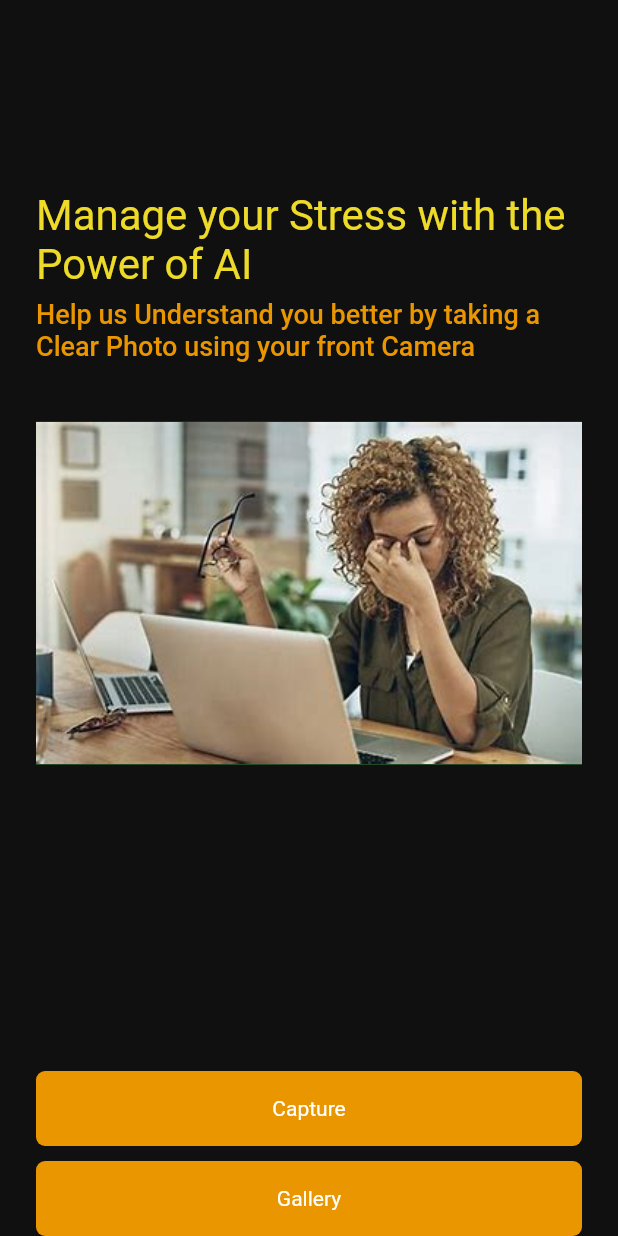
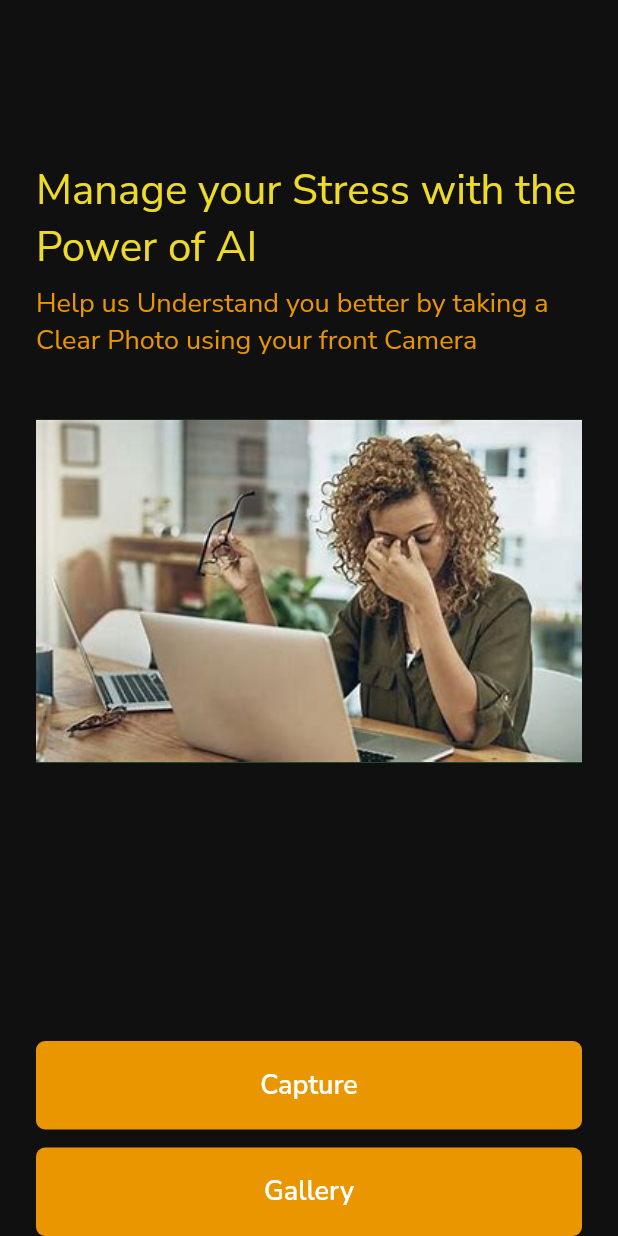
Before and after one commit to danphilos/Stress-Management-Application, a Flutter app: the screen it shows after launch, on a phone screen of 412 x 824 dp. Run offline on Flutter 3.47's test engine with Material 2 defaults, Android fonts, the phone set to English and light mode, and no system bars; our stand-ins replace animated_splash_screen, image_picker, page_transition; missing offline and left inert: tflite.

Commit message:
Project Layout

```diff
--- /dev/null
+++ b/lib/components/button.dart
@@ -0,0 +1,30 @@
+import 'package:flutter/material.dart';
+
+class CustomButton extends StatelessWidget {
+  final VoidCallback onTap;
+  final String text;
+  const CustomButton({Key? key, required this.onTap,
+    required this.text,}) : super(key: key);
+
+  @override
+  Widget build(BuildContext context){
+    return GestureDetector(
+      onTap: onTap,
+      child: Container(
+        width: MediaQuery.of(context).size.width,
+        alignment: Alignment.center,
+        padding:
+            const EdgeInsets.symmetric(horizontal: 24, vertical: 17),
+        decoration: BoxDecoration(
+          color: const Color(0xffe99600),
+          borderRadius: BorderRadius.circular(6),
+        ),
+        child: Text(text,
+            style: const TextStyle(
+                fontSize: 18,
+                fontWeight: FontWeight.w600,
+                color: Colors.white),),
+    ),
+  );
+  }
+}
--- a/lib/main.dart
+++ b/lib/main.dart
@@ -1,20 +1,21 @@
 import 'package:flutter/material.dart';
-import 'package:stress_management_app/splashscreen.dart';
-//import 'package:page_transition/page_transition.dart';
+import 'package:stress_management_app/screens/splashscreen.dart';
 
 void main() {
   runApp(MyApp());
 }
 
 class MyApp extends StatelessWidget {
-  //This widget is the root of the application
-
   @override
   Widget build (BuildContext context) {
-    return const MaterialApp(
+    return MaterialApp(
       title: 'MindSuavie',
-      home: MySplash(),
+      home: const MySplash(),
       debugShowCheckedModeBanner: false,
+      theme: ThemeData(
+        fontFamily: "NunitoSans",
+        scaffoldBackgroundColor: const Color(0xff101010),
+      ),
     );
   }
 }
--- a/lib/Home.dart
+++ b/lib/screens/Home.dart
@@ -1,11 +1,9 @@
-
-// ignore: file_names
-// ignore_for_file: file_names, prefer_const_literals_to_create_immutables, prefer_const_constructors, duplicate_ignore, import_of_legacy_library_into_null_safe
 
 import 'package:flutter/material.dart';
 import 'package:tflite/tflite.dart';
 import 'package:image_picker/image_picker.dart';
 import 'dart:io';
+import 'package:stress_management_app/components/button.dart';
 
 class Home extends StatefulWidget {
   @override
@@ -13,7 +11,6 @@ class Home extends StatefulWidget {
 }
 
 class _HomeState extends State<Home> {
-  // ignore: prefer_final_fields
   bool _loading = true;
 
   //tflite varibles
@@ -98,21 +95,20 @@ class _HomeState extends State<Home> {
   @override
   Widget build(BuildContext context) {
     return Scaffold(
-      backgroundColor: Color(0xff101010),
       body: Container(
-        padding: EdgeInsets.symmetric(horizontal: 24),
+        padding: const EdgeInsets.symmetric(horizontal: 24),
         child: Column(
           crossAxisAlignment: CrossAxisAlignment.stretch,
           mainAxisAlignment: MainAxisAlignment.spaceBetween,
           children: <Widget>[
-            SizedBox(height: 50),
+            const SizedBox(height: 40),
             Column(
               children: [
-                Text(
+                const Text(
               'Manage your Stress with the Power of AI',
               style: TextStyle(color: Color(0xffeeda28), fontSize: 28),
             ),
-            SizedBox(height: 6),
+            const SizedBox(height: 6),
             const Text(
               'Help us Understand you better by taking a Clear Photo using your front Camera',
               style: TextStyle(
@@ -121,7 +117,7 @@ class _HomeState extends State<Home> {
                 fontSize: 18,
               ),
             ),
-            SizedBox(height: 40),
+            const SizedBox(height: 40),
             Container(
               color: Colors.green,
               child: _loading
@@ -135,18 +131,16 @@ class _HomeState extends State<Home> {
                   : Container(
                       child: Column(
                         children: <Widget>[
-                          Container(
-                            child: Image.file(_image),
-                          ),
-                          SizedBox(height: 20),
+                          Image.file(_image),
+                          const SizedBox(height: 20),
                           _output != null
                               ? Text(
                                   '${_output[0]['label']}',
-                                  style: TextStyle(
+                                  style: const TextStyle(
                                       color: Colors.white, fontSize: 20),
                                 )
                               : Container(),
-                          SizedBox(height: 10),
+                          const SizedBox(height: 10),
                         ],
                       ),
                     ),
@@ -158,37 +152,9 @@ class _HomeState extends State<Home> {
                 width: MediaQuery.of(context).size.width,
                 child: Column(
                   children: <Widget>[
-                    GestureDetector(
-                      onTap: pickCameraImage,
-                      child: Container(
-                        width: MediaQuery.of(context).size.width,
-                        alignment: Alignment.center,
-                        padding:
-                            EdgeInsets.symmetric(horizontal: 24, vertical: 17),
-                        decoration: BoxDecoration(
-                          color: Color(0xffe99600),
-                          borderRadius: BorderRadius.circular(6),
-                        ),
-                        child: Text('Capture',
-                            style: TextStyle(color: Colors.white)),
-                      ),
-                    ),
-                    SizedBox(height: 10),
-                    GestureDetector(
-                      onTap: pickGalleryImage,
-                      child: Container(
-                        width: MediaQuery.of(context).size.width,
-                        alignment: Alignment.center,
-                        padding:
-                            EdgeInsets.symmetric(horizontal: 24, vertical: 17),
-                        decoration: BoxDecoration(
-                          color: Color(0xffe99600),
-                          borderRadius: BorderRadius.circular(6),
-                        ),
-                        child: Text('Gallery',
-                            style: TextStyle(color: Colors.white)),
-                      ),
-                    ),
+                    CustomButton(onTap: pickCameraImage, text: "Capture"),
+                    const SizedBox(height: 12,),
+                    CustomButton(onTap: pickGalleryImage, text: "Gallery")
                   ],
                 ))
           ],
```
Also changed, not shown: assets/testing images/main.dart (deleted, +0 -127 lines), lib/screens/splashscreen.dart (renamed from lib/splashscreen.dart, +2 -9 lines), pubspec.yaml (+12 -26 lines), assets/fonts/NunitoSans_Bold.ttf (added), assets/fonts/NunitoSans_ExtraBold.ttf (added), assets/fonts/NunitoSans_Light.ttf (added), assets/fonts/NunitoSans_Regular.ttf (added), assets/fonts/NunitoSans_SemiBold.ttf (added), flutter_01.png (deleted), 6 other files.
